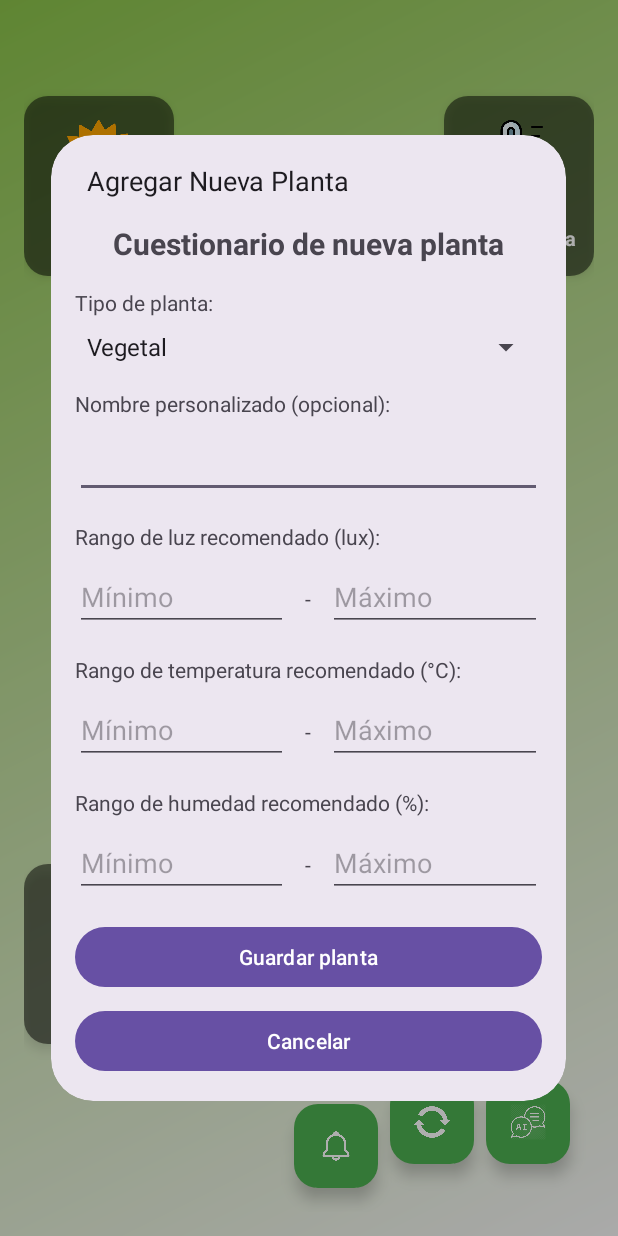
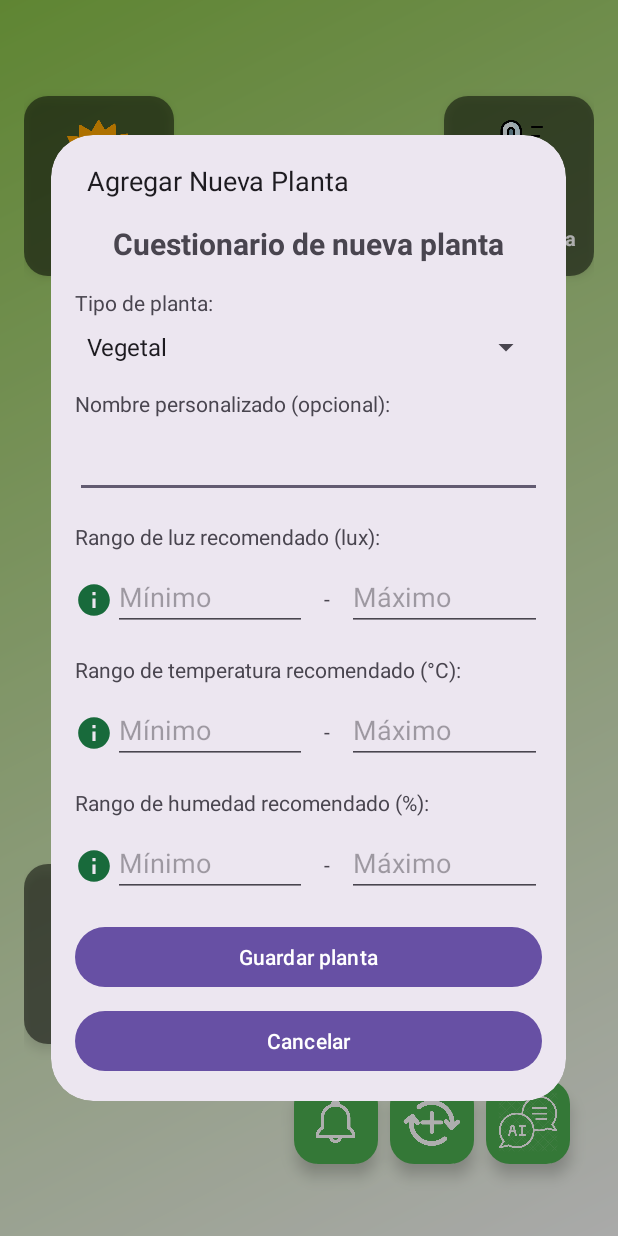
Before and after one commit to Nekyyu/EarthCare, an Android app: the PantallaPrincipal screen opened directly, with no data from a screen before it, after a tap on "Agregar Planta", on a phone screen of 412 x 824 dp. Run offline under Robolectric (Android 15) with nearby library versions, the light colour scheme and no system bars; our stand-ins replace Firebase (no records; nobody signed in at launch, a user with empty details on screens opened directly).

Commit message:
Agregamos ayuda en Agregar Nueva Planta

```diff
--- /dev/null
+++ b/app/src/main/res/drawable/ic_information.xml
@@ -0,0 +1,5 @@
+<vector xmlns:android="http://schemas.android.com/apk/res/android" android:height="24dp" android:tint="#186A3B" android:viewportHeight="24" android:viewportWidth="24" android:width="24dp">
+
+    <path android:fillColor="@android:color/white" android:pathData="M12,2C6.48,2 2,6.48 2,12s4.48,10 10,10 10,-4.48 10,-10S17.52,2 12,2zM13,17h-2v-6h2v6zM13,9h-2L11,7h2v2z"/>
+
+</vector>
--- a/app/src/main/res/layout/activity_pantalla_principal.xml
+++ b/app/src/main/res/layout/activity_pantalla_principal.xml
@@ -188,7 +188,8 @@
         app:borderWidth="0dp"
         app:layout_constraintBottom_toBottomOf="parent"
         app:layout_constraintEnd_toEndOf="parent"
-        app:tint="@color/white" />
+        app:tint="@color/white"
+        app:maxImageSize="40dp"/>
 
     <com.google.android.material.floatingactionbutton.FloatingActionButton
         android:id="@+id/fabChangePlant"
@@ -197,20 +198,22 @@
         android:layout_marginEnd="8dp"
         android:contentDescription="Cambiar planta"
         android:elevation="8dp"
-        android:src="@drawable/ic_change_plant"
+        android:src="@drawable/changeandadd"
         app:backgroundTint="@color/primaryColor"
         app:borderWidth="0dp"
         app:layout_constraintBottom_toBottomOf="@+id/PlantaGPT"
         app:layout_constraintEnd_toStartOf="@+id/PlantaGPT"
         app:layout_constraintTop_toTopOf="@+id/PlantaGPT"
-        app:tint="@color/white" />
+        app:tint="@color/white"
+        app:maxImageSize="40dp"
+        />
 
     <com.google.android.material.floatingactionbutton.FloatingActionButton
         android:id="@+id/fabNotifications"
         android:layout_width="wrap_content"
         android:layout_height="wrap_content"
         android:layout_marginEnd="8dp"
-        android:layout_marginBottom="16dp"
+        android:layout_marginBottom="32dp"
         android:contentDescription="Notificaciones"
         android:elevation="8dp"
         android:src="@drawable/ic_notificacion_boton"
@@ -218,7 +221,8 @@
         app:borderWidth="0dp"
         app:layout_constraintBottom_toBottomOf="parent"
         app:layout_constraintEnd_toStartOf="@+id/fabChangePlant"
-        app:tint="@color/white" />
+        app:tint="@color/white"
+        app:maxImageSize="35dp"/>
 
     <TextView
         android:id="@+id/notificationBadge"
@@ -230,6 +234,8 @@
         android:background="@drawable/badge_background"
         android:visibility="gone"
         app:layout_constraintBottom_toBottomOf="@id/fabNotifications"
-        app:layout_constraintEnd_toEndOf="@id/fabNotifications"/>
+        app:layout_constraintEnd_toEndOf="@id/fabNotifications"
+        android:elevation="10dp"
+        />
 
 </androidx.constraintlayout.widget.ConstraintLayout>
--- a/app/src/main/res/layout/dialog_plant_questionnaire.xml
+++ b/app/src/main/res/layout/dialog_plant_questionnaire.xml
@@ -56,6 +56,14 @@
             android:layout_height="wrap_content"
             android:orientation="horizontal"
             android:layout_marginBottom="16dp">
+
+            <ImageView
+                android:id="@+id/informationLight"
+                android:layout_marginTop="12dp"
+                android:layout_width="25dp"
+                android:layout_height="25dp"
+                android:src="@drawable/ic_information"
+                />
             <EditText
                 android:id="@+id/etLightMin"
                 android:layout_width="0dp"
@@ -90,6 +98,13 @@
             android:layout_height="wrap_content"
             android:orientation="horizontal"
             android:layout_marginBottom="16dp">
+            <ImageView
+                android:id="@+id/informationTemperature"
+                android:layout_marginTop="12dp"
+                android:layout_width="25dp"
+                android:layout_height="25dp"
+                android:src="@drawable/ic_information"
+                />
             <EditText
                 android:id="@+id/etTemperatureMin"
                 android:layout_width="0dp"
@@ -124,6 +139,13 @@
             android:layout_height="wrap_content"
             android:orientation="horizontal"
             android:layout_marginBottom="16dp">
+            <ImageView
+                android:id="@+id/informationHumidity"
+                android:layout_marginTop="12dp"
+                android:layout_width="25dp"
+                android:layout_height="25dp"
+                android:src="@drawable/ic_information"
+                />
             <EditText
                 android:id="@+id/etHumidityMin"
                 android:layout_width="0dp"
```
Also changed, not shown: app/src/main/java/com/example/earthcare/PantallaPrincipal.kt (+40 -0 lines), app/src/main/res/layout/activity_humedad.xml (+4 -3 lines), app/src/main/res/layout/activity_luz.xml (+5 -4 lines), app/src/main/res/layout/activity_temperatura.xml (+4 -3 lines), app/src/main/res/drawable/changeandadd.png (added), app/src/main/res/drawable/vaporub.png (added), 1 other file.
